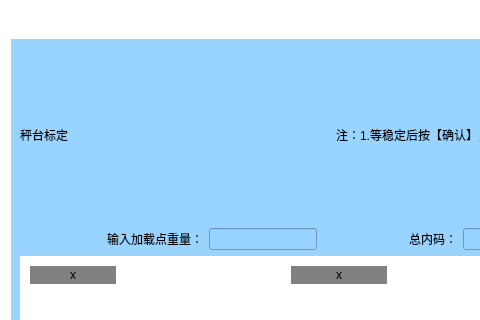
Qt form WeighSensor/biaoding_2.ui (xsw258x2s5w8/WeightSensor) before a commit; both pictures show x 0 to 480 and y 0 to 320 of the 678 by 482 pixel window.
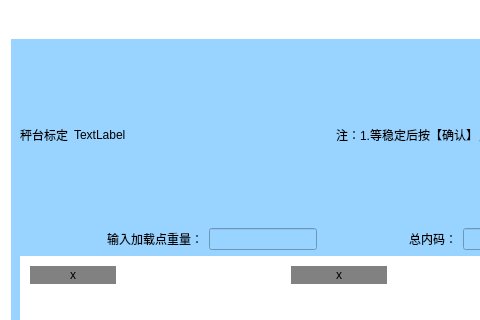
The same form after that commit. Icons and pictures are not drawn.

Diff of the .ui file:
```diff
--- a/WeighSensor/biaoding_2.ui
+++ b/WeighSensor/biaoding_2.ui
@@ -117,6 +117,13 @@
           </property>
          </widget>
         </item>
+        <item>
+         <widget class="QLabel" name="label_steedyFlag">
+          <property name="text">
+           <string>TextLabel</string>
+          </property>
+         </widget>
+        </item>
         <item>
          <spacer name="horizontalSpacer">
           <property name="orientation">
```
Left out of the diff: 4 changed lines with no effect on the pictures.
